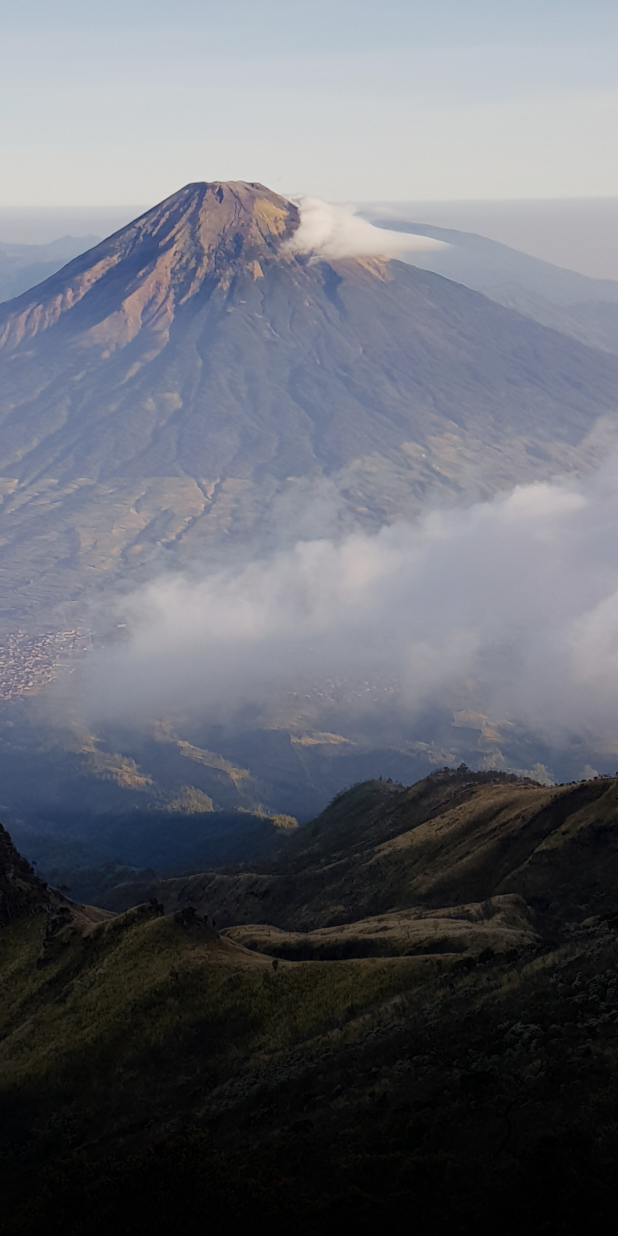
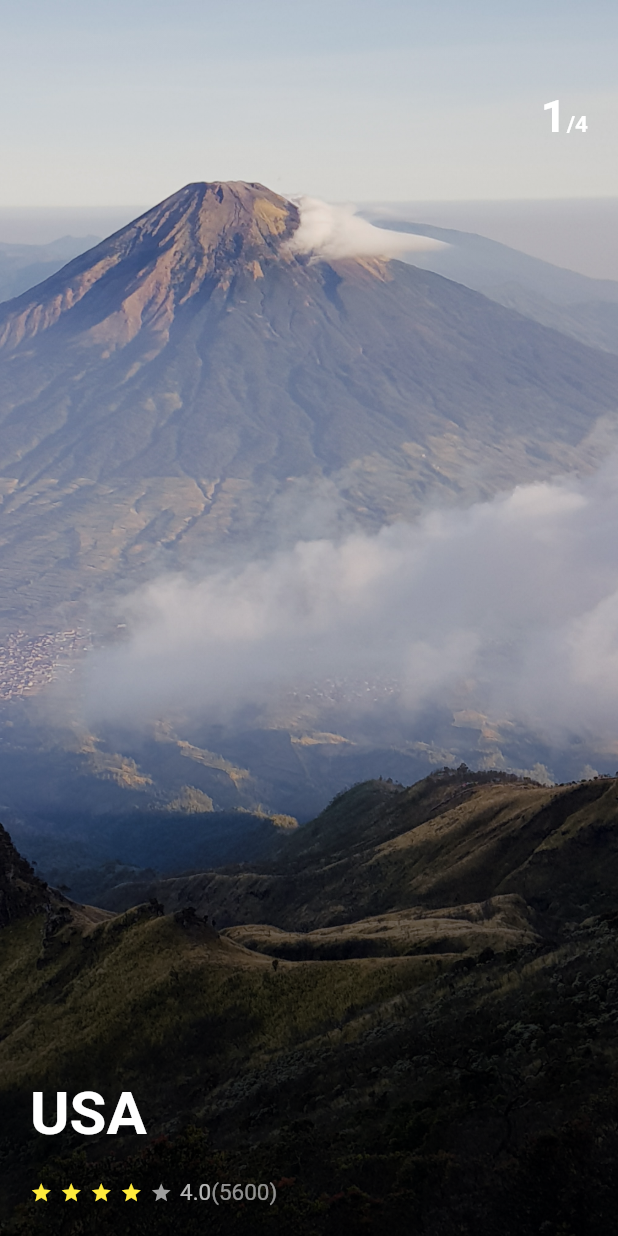
Before and after one commit to duca7/Flutter-UI, a Flutter app: the screen it shows after launch, on a phone screen of 412 x 824 dp. Run offline on Flutter 3.47's test engine with Material 2 defaults, Android fonts, the phone set to English and light mode, and no system bars.

Commit message:
add star

```diff
--- a/TripApp/lib/main.dart
+++ b/TripApp/lib/main.dart
@@ -32,19 +32,19 @@ class _HomepageState extends State<Homepage> {
     return Scaffold(
         body: PageView(
       children: <Widget>[
-        createPage(),
-        createPage(),
-        createPage(),
-        createPage(),
+        createPage('assets/images/one.jpg'),
+        createPage('assets/images/two.jpg'),
+        createPage('assets/images/three.jpg'),
+        createPage('assets/images/four.jpg'),
       ],
     ));
   }
 
-  Widget createPage() {
+  Widget createPage(image) {
     return Container(
       decoration: BoxDecoration(
         image: DecorationImage(
-          image: AssetImage('assets/images/one.jpg'),
+          image: AssetImage(image),
           fit: BoxFit.cover,
         ),
       ),
@@ -52,9 +52,128 @@ class _HomepageState extends State<Homepage> {
         decoration: BoxDecoration(
           gradient: LinearGradient(
             begin: Alignment.bottomRight,
+            stops: [0.3, 0.9],
             colors: [
-              Colors.black.withOpacity(.9),
+              Colors.black.withOpacity(.6),
               Colors.black.withOpacity(.1),
+            ],
+          ),
+        ),
+        child: Padding(
+          padding: EdgeInsets.all(20),
+          child: Column(
+            crossAxisAlignment: CrossAxisAlignment.start,
+            children: <Widget>[
+              SizedBox(
+                height: 40,
+              ),
+              Row(
+                mainAxisAlignment: MainAxisAlignment.end,
+                crossAxisAlignment: CrossAxisAlignment.baseline,
+                textBaseline: TextBaseline.alphabetic,
+                children: <Widget>[
+                  Text(
+                    '1',
+                    style: TextStyle(
+                        fontSize: 30,
+                        color: Colors.white,
+                        fontWeight: FontWeight.bold),
+                  ),
+                  Text(
+                    '/4',
+                    style: TextStyle(
+                        fontSize: 15,
+                        color: Colors.white,
+                        fontWeight: FontWeight.bold),
+                  ),
+                ],
+              ),
+              Expanded(
+                child: Column(
+                  mainAxisAlignment: MainAxisAlignment.end,
+                  crossAxisAlignment: CrossAxisAlignment.start,
+                  children: <Widget>[
+                    Text(
+                      'USA',
+                      style: TextStyle(
+                          fontSize: 40,
+                          color: Colors.white,
+                          fontWeight: FontWeight.bold),
+                    ),
+                    SizedBox(
+                      height: 20,
+                    ),
+                    Row(
+                      children: <Widget>[
+                        Container(
+                          margin: EdgeInsets.only(
+                            right: 5,
+                          ),
+                          child: Icon(
+                            Icons.star,
+                            color: Colors.yellow,
+                            size: 15,
+                          ),
+                        ),
+                        Container(
+                          margin: EdgeInsets.only(
+                            right: 5,
+                          ),
+                          child: Icon(
+                            Icons.star,
+                            color: Colors.yellow,
+                            size: 15,
+                          ),
+                        ),
+                        Container(
+                          margin: EdgeInsets.only(
+                            right: 5,
+                          ),
+                          child: Icon(
+                            Icons.star,
+                            color: Colors.yellow,
+                            size: 15,
+                          ),
+                        ),
+                        Container(
+                          margin: EdgeInsets.only(
+                            right: 5,
+                          ),
+                          child: Icon(
+                            Icons.star,
+                            color: Colors.yellow,
+                            size: 15,
+                          ),
+                        ),
+                        Container(
+                          margin: EdgeInsets.only(
+                            right: 5,
+                          ),
+                          child: Icon(
+                            Icons.star,
+                            color: Colors.grey,
+                            size: 15,
+                          ),
+                        ),
+                        Text(
+                          '4.0',
+                          style: TextStyle(
+                            fontSize: 15,
+                            color: Colors.white70,
+                          ),
+                        ),
+                        Text(
+                          '(5600)',
+                          style: TextStyle(
+                            fontSize: 15,
+                            color: Colors.white54,
+                          ),
+                        ),
+                      ],
+                    )
+                  ],
+                ),
+              ),
             ],
           ),
         ),
```
